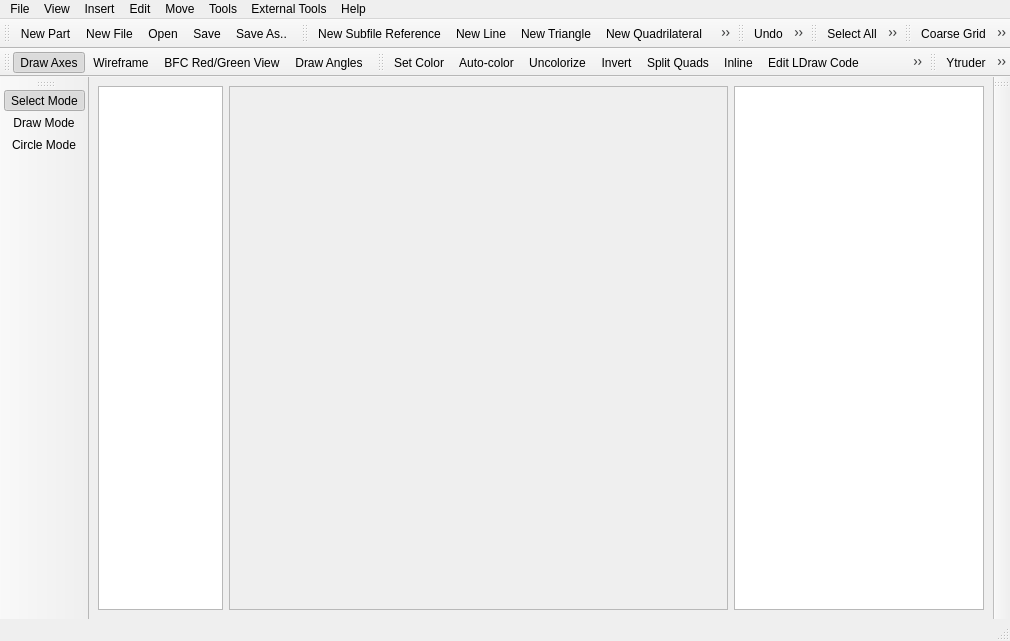
Old version of the form ui/ldforge.ui in the repository crimsondusk/ldforge.
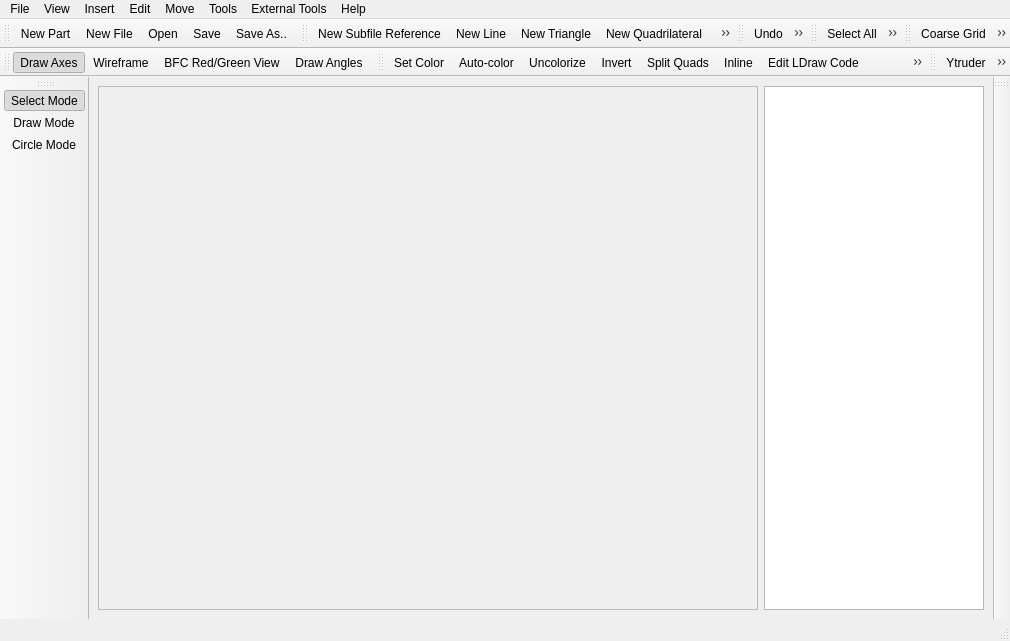
New version of the form. Icons and pictures are not drawn.

Commit message: - replaced the left-hand document list with a tab bar

The edit to the form file:
```diff
--- a/ui/ldforge.ui
+++ b/ui/ldforge.ui
@@ -20,17 +20,7 @@
   <widget class="QWidget" name="centralwidget">
    <layout class="QVBoxLayout" name="verticalLayout">
     <item>
-     <layout class="QHBoxLayout" name="horizontalLayout" stretch="1,4,2">
-      <item>
-       <widget class="QListWidget" name="fileList">
-        <property name="sizePolicy">
-         <sizepolicy hsizetype="Expanding" vsizetype="Expanding">
-          <horstretch>0</horstretch>
-          <verstretch>0</verstretch>
-         </sizepolicy>
-        </property>
-       </widget>
-      </item>
+     <layout class="QHBoxLayout" name="horizontalLayout" stretch="3,1">
       <item>
        <widget class="QFrame" name="rendererFrame">
         <property name="sizePolicy">
```
The commit also changes 4 other files.
